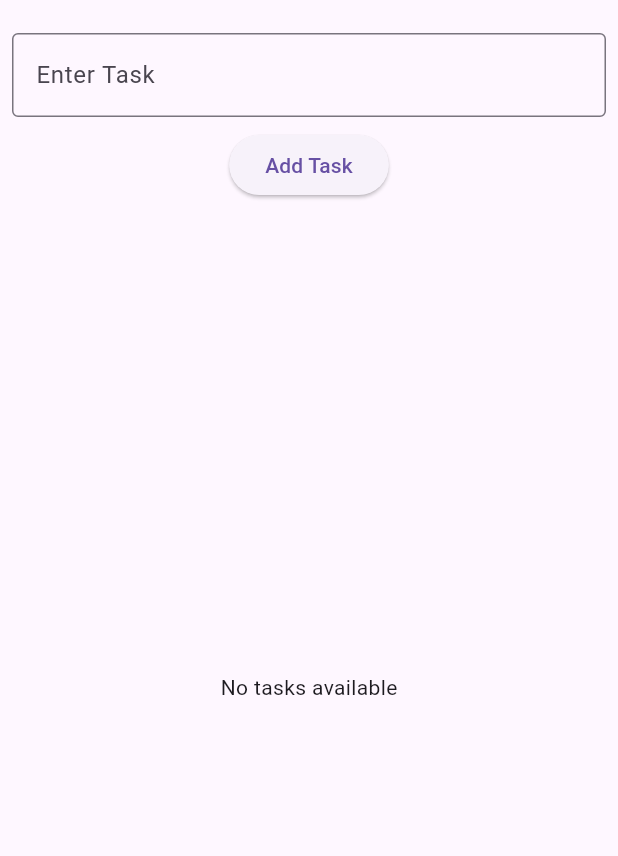
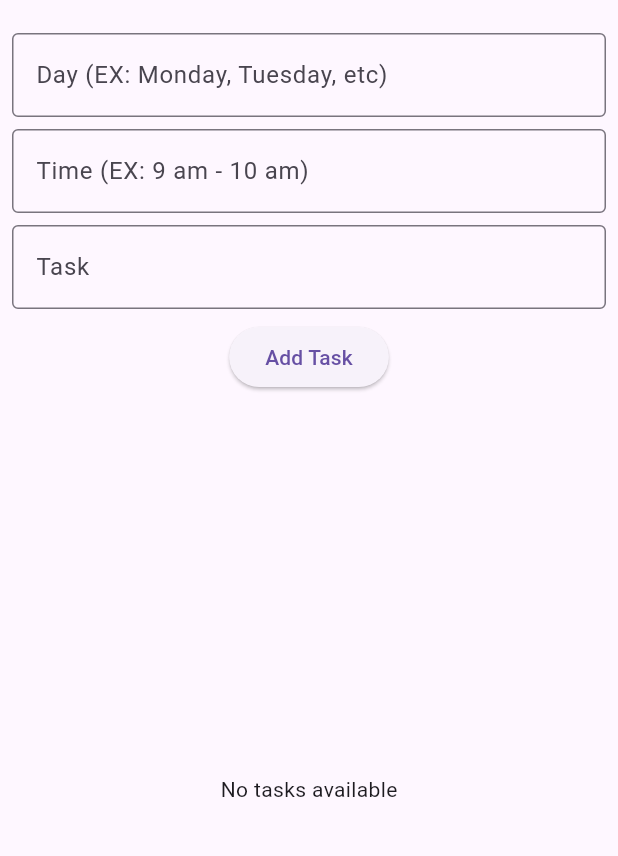
Before and after one commit to echenx/cw06, a Flutter app: the screen it shows once a user with an empty profile is signed in, after a tap on "Add Task", on a phone screen of 412 x 824 dp, the part 63-919 px from its top. Run offline on Flutter 3.47's test engine with Material 3 defaults, Android fonts, the phone set to English and light mode, and no system bars; our stand-ins replace cloud_firestore, firebase_auth, firebase_core; accounts and stored records are empty.

Commit message:
added nested list with a sub-list for day and time

```diff
--- a/lib/main.dart
+++ b/lib/main.dart
@@ -125,27 +125,39 @@ class TaskListScreen extends StatefulWidget {
 }
 
 class _TaskListScreenState extends State<TaskListScreen> {
-  final TextEditingController _taskController = TextEditingController();
+  final TextEditingController _dayController = TextEditingController();
+  final TextEditingController _timeSlotController = TextEditingController();
+  final TextEditingController _taskDetailController = TextEditingController();
   final CollectionReference _tasks =
       FirebaseFirestore.instance.collection('tasks');
 
   Future<void> _addTask() async {
-    if (_taskController.text.isNotEmpty) {
+    if (_dayController.text.isNotEmpty &&
+        _timeSlotController.text.isNotEmpty &&
+        _taskDetailController.text.isNotEmpty) {
       await _tasks.add({
-        'name': _taskController.text,
-        'completed': false,
+        'day': _dayController.text,
+        'timeSlot': _timeSlotController.text,
+        'taskDetails': [
+          {'name': _taskDetailController.text, 'completed': false}
+        ],
       });
-      _taskController.clear();
+      _dayController.clear();
+      _timeSlotController.clear();
+      _taskDetailController.clear();
     }
   }
 
-  Future<void> _toggleTaskCompletion(String taskId, bool currentStatus) async {
-    await _tasks.doc(taskId).update({
-      'completed': !currentStatus,
-    });
+  Future<void> _toggleSubTaskCompletion(
+      String taskId, int subTaskIndex, bool currentStatus) async {
+    final task = await _tasks.doc(taskId).get();
+    final taskDetails = List<Map<String, dynamic>>.from(task['taskDetails']);
+    taskDetails[subTaskIndex]['completed'] = !currentStatus;
+
+    await _tasks.doc(taskId).update({'taskDetails': taskDetails});
   }
 
-  Future<void> _deleteTask(String taskId) async {
+  Future<void> _deleteTimeSlotTasks(String taskId) async {
     await _tasks.doc(taskId).delete();
   }
 
@@ -172,17 +184,38 @@ class _TaskListScreenState extends State<TaskListScreen> {
         children: [
           Padding(
             padding: const EdgeInsets.all(8.0),
-            child: TextField(
-              controller: _taskController,
+            child: Column(
+              children: [
+                TextField(
+                  controller: _dayController,
                   decoration: const InputDecoration(
-                labelText: 'Enter Task',
+                    labelText: 'Day (EX: Monday, Tuesday, etc)',
                     border: OutlineInputBorder(),
                   ),
                 ),
+                const SizedBox(height: 8),
+                TextField(
+                  controller: _timeSlotController,
+                  decoration: const InputDecoration(
+                    labelText: 'Time (EX: 9 am - 10 am)',
+                    border: OutlineInputBorder(),
                   ),
+                ),
+                const SizedBox(height: 8),
+                TextField(
+                  controller: _taskDetailController,
+                  decoration: const InputDecoration(
+                    labelText: 'Task',
+                    border: OutlineInputBorder(),
+                  ),
+                ),
+                const SizedBox(height: 8),
                 ElevatedButton(
                   onPressed: _addTask,
                   child: const Text('Add Task'),
+                ),
+              ],
+            ),
           ),
           Expanded(
             child: StreamBuilder(
@@ -196,33 +229,59 @@ class _TaskListScreenState extends State<TaskListScreen> {
                   return const Center(child: Text('No tasks available'));
                 }
 
-                return ListView.builder(
-                  itemCount: snapshot.data!.docs.length,
-                  itemBuilder: (context, index) {
-                    final task = snapshot.data!.docs[index];
+                final groupedTasks = snapshot.data!.docs.groupBy((doc) {
+                  final day = doc['day'];
+                  if (day == null) {
+                    return 'Unknown';
+                  }
+                  return day;
+                });
+
+                return ListView(
+                  children: groupedTasks.entries.map((entry) {
+                    final day = entry.key;
+                    final tasksForDay = entry.value;
+
+                    return ExpansionTile(
+                      title: Text(day),
+                      children: tasksForDay.map<Widget>((task) {
                         final taskId = task.id;
-                    final taskName = task['name'];
-                    final taskCompleted = task['completed'];
+                        final timeSlot = task['timeSlot'];
+                        final taskDetails = List<Map<String, dynamic>>.from(
+                            task['taskDetails']);
 
-                    return Card(
-                      margin: const EdgeInsets.all(8.0),
-                      child: ListTile(
-                        title: Text(taskName),
-                        leading: Checkbox(
-                          value: taskCompleted,
-                          onChanged: (value) {
-                            _toggleTaskCompletion(taskId, taskCompleted);
+                        return ExpansionTile(
+                          title: Row(
+                            mainAxisAlignment: MainAxisAlignment.spaceBetween,
+                            children: [
+                              Text(timeSlot),
+                              IconButton(
+                                icon: const Icon(Icons.delete),
+                                onPressed: () {
+                                  _deleteTimeSlotTasks(taskId);
                                 },
                               ),
-                        trailing: IconButton(
-                          icon: const Icon(Icons.delete),
-                          onPressed: () {
-                            _deleteTask(taskId);
+                            ],
+                          ),
+                          children: taskDetails.asMap().entries.map((entry) {
+                            final subTaskIndex = entry.key;
+                            final subTask = entry.value;
+
+                            return ListTile(
+                              title: Text(subTask['name']),
+                              leading: Checkbox(
+                                value: subTask['completed'],
+                                onChanged: (value) {
+                                  _toggleSubTaskCompletion(taskId, subTaskIndex,
+                                      subTask['completed']);
                                 },
                               ),
-                      ),
                             );
-                  },
+                          }).toList(),
+                        );
+                      }).toList(),
+                    );
+                  }).toList(),
                 );
               },
             ),
@@ -232,3 +291,18 @@ class _TaskListScreenState extends State<TaskListScreen> {
     );
   }
 }
+
+extension GroupByExtension<E> on Iterable<E> {
+  Map<K, List<E>> groupBy<K>(K Function(E) keySelector) {
+    final map = <K, List<E>>{};
+    for (var element in this) {
+      final key = keySelector(element);
+      if (map.containsKey(key)) {
+        map[key]!.add(element);
+      } else {
+        map[key] = [element];
+      }
+    }
+    return map;
+  }
+}
```
Also changed, not shown: 1 other file. Lines whose indentation alone changed are shown as unchanged.
